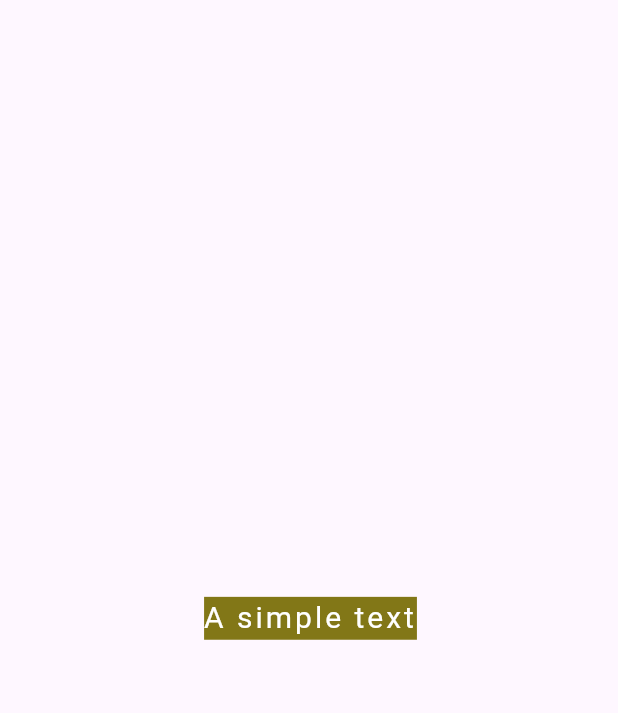
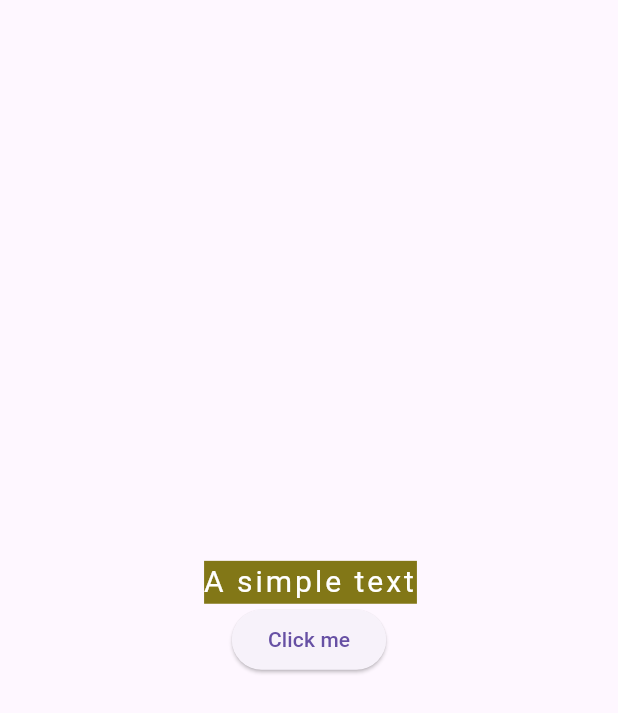
Before and after one commit to nuyiep/42KL-SP01-Mobile, a Flutter app: the screen it shows after launch, on a phone screen of 412 x 824 dp. Shown: the top 713 px of the screen. Run offline on Flutter 3.47's test engine with Material 3 defaults, Android fonts, the light colour scheme and no system bars.

Commit message:
ex00 done

```diff
--- a/mobileModule00/ex00/lib/main.dart
+++ b/mobileModule00/ex00/lib/main.dart
@@ -12,22 +12,27 @@ class MyApp extends StatelessWidget {
     return MaterialApp(
       home: Scaffold( //screen
         body: Center(
-          child: Container(
-            margin: const EdgeInsets.all(10),
-            padding: const EdgeInsets.all(10),
-
-              child: const Text(
+          child: Column(
+            mainAxisSize: MainAxisSize.min, //adjust column size to its children
+            children: [
+              const Text(
                 'A simple text',
-                 style: TextStyle(
+                  style: TextStyle(
                   color: Colors.white,
                   backgroundColor: Color.fromARGB(255, 130, 119, 23),
                   fontSize: 20,
                   letterSpacing: 2,
-
                 )
-                ),
-          ),
-        )
+              ),
+              ElevatedButton(
+                child: Text('Click me'),
+                onPressed: () {
+                  print('Button pressed');
+                },
+              )
+            ]
+        ),
+        ),
       ),
     );
   }
```
